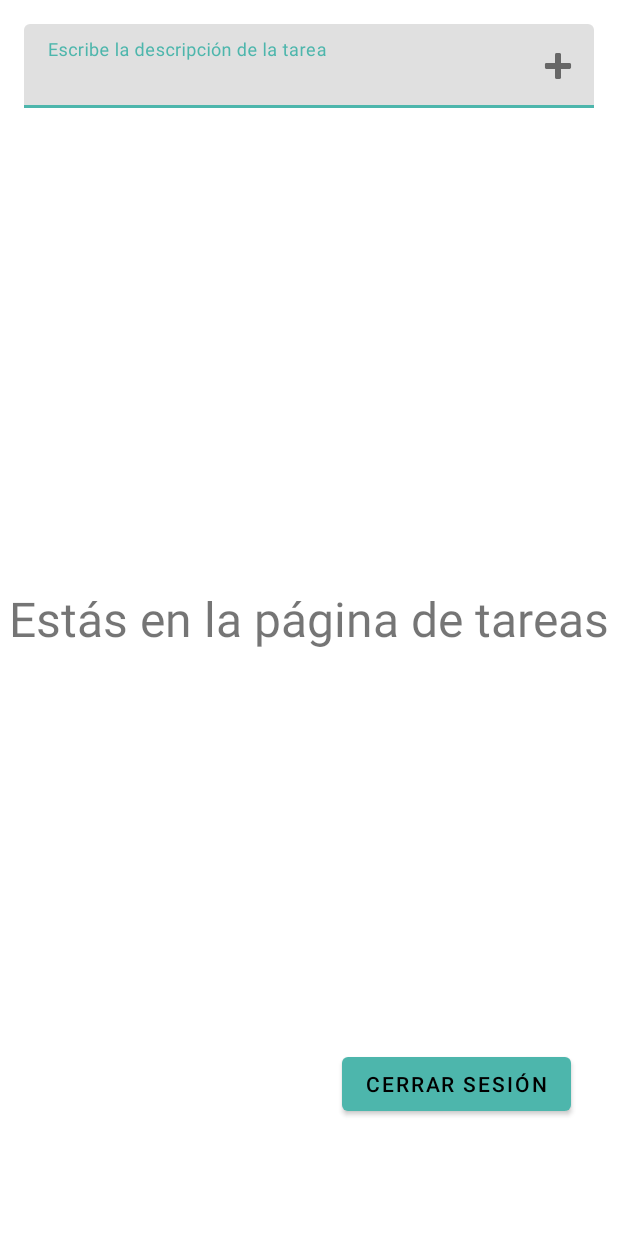
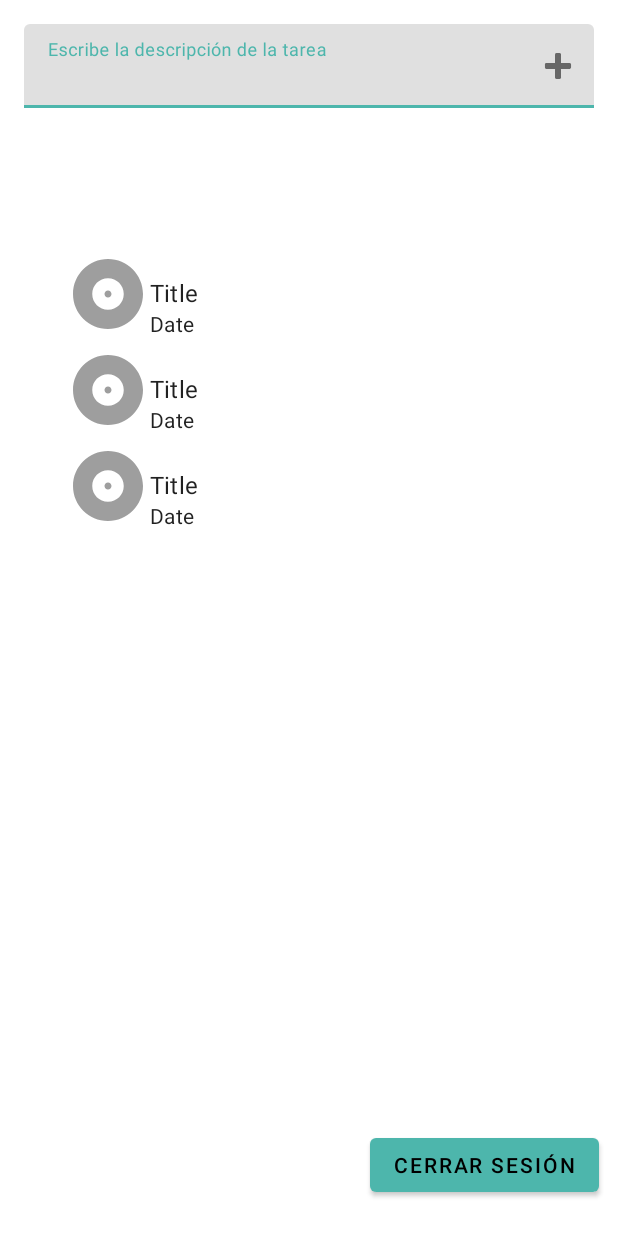
Before and after one commit to IsaMaru98/TaskListApp, an Android app: the layout activity_tasks.xml on its own in the app's theme, with its tools: preview values and no code run, on a phone screen of 412 x 824 dp. Run offline under Robolectric (Android 15) with nearby library versions, the phone set to English and light mode, and no system bars.

Commit message:
Recycler view, basic app done

```diff
--- /dev/null
+++ b/app/src/main/java/com/isamaru/tasklist/TaskState.java
@@ -0,0 +1,6 @@
+package com.isamaru.tasklist;
+
+public enum TaskState {
+    PENDING,
+    DONE
+}
--- /dev/null
+++ b/app/src/main/res/drawable/ic_album.xml
@@ -0,0 +1,10 @@
+<vector xmlns:android="http://schemas.android.com/apk/res/android"
+    android:width="36dp"
+    android:height="36dp"
+    android:tint="?attr/colorControlNormal"
+    android:viewportWidth="24"
+    android:viewportHeight="24">
+    <path
+        android:fillColor="@android:color/white"
+        android:pathData="M12,2C6.48,2 2,6.48 2,12s4.48,10 10,10 10,-4.48 10,-10S17.52,2 12,2zM12,16.5c-2.49,0 -4.5,-2.01 -4.5,-4.5S9.51,7.5 12,7.5s4.5,2.01 4.5,4.5 -2.01,4.5 -4.5,4.5zM12,11c-0.55,0 -1,0.45 -1,1s0.45,1 1,1 1,-0.45 1,-1 -0.45,-1 -1,-1z" />
+</vector>
--- a/app/src/main/res/layout/activity_tasks.xml
+++ b/app/src/main/res/layout/activity_tasks.xml
@@ -4,7 +4,7 @@
     xmlns:tools="http://schemas.android.com/tools"
     android:layout_width="match_parent"
     android:layout_height="match_parent"
-    tools:context=".TasksActivity">
+    tools:context=".LoginActivity">
 
     <com.google.android.material.textfield.TextInputLayout
         android:id="@+id/til_new_task"
@@ -29,16 +29,19 @@
 
     </com.google.android.material.textfield.TextInputLayout>
 
-    <TextView
-        android:id="@+id/textView"
-        android:layout_width="wrap_content"
-        android:layout_height="wrap_content"
-        android:text="Estás en la página de tareas"
-        android:textSize="32sp"
+    <androidx.recyclerview.widget.RecyclerView
+        android:id="@+id/rv_tasks"
+        android:layout_width="324dp"
+        android:layout_height="520dp"
+        android:layout_margin="16dp"
+        android:scrollbars="vertical"
         app:layout_constraintBottom_toBottomOf="parent"
         app:layout_constraintEnd_toEndOf="parent"
+        app:layout_constraintHorizontal_bias="0.5"
         app:layout_constraintStart_toStartOf="parent"
-        app:layout_constraintTop_toTopOf="parent" />
+        app:layout_constraintTop_toBottomOf="@id/til_new_task"
+        app:layout_constraintVertical_bias="0.4"
+        tools:listitem="@layout/item_task" />
 
     <Button
         android:id="@+id/btnLogOut"
@@ -46,21 +49,9 @@
         android:layout_height="wrap_content"
         android:text="@string/LogOut_text"
         app:layout_constraintBottom_toBottomOf="parent"
-        app:layout_constraintEnd_toEndOf="@+id/textView"
-        app:layout_constraintHorizontal_bias="0.9"
+        app:layout_constraintEnd_toEndOf="parent"
+        app:layout_constraintHorizontal_bias="0.95"
         app:layout_constraintStart_toStartOf="parent"
         app:layout_constraintTop_toTopOf="parent"
-        app:layout_constraintVertical_bias="0.9" />
-    <!--
-        <androidx.recyclerview.widget.RecyclerView
-            android:id="@+id/rv_tasks"
-            android:layout_width="match_parent"
-            android:layout_height="0dp"
-            android:layout_margin="16dp"
-            android:scrollbars="vertical"
-            app:layout_constraintBottom_toBottomOf="parent"
-            app:layout_constraintEnd_toEndOf="parent"
-            app:layout_constraintStart_toStartOf="parent"
-            app:layout_constraintTop_toBottomOf="@id/til_new_task"
-            tools:listitem="@layout/item_task" />*-->
+        app:layout_constraintVertical_bias="0.97" />
 </androidx.constraintlayout.widget.ConstraintLayout>
--- /dev/null
+++ b/app/src/main/res/layout/item_task.xml
@@ -0,0 +1,42 @@
+<?xml version="1.0" encoding="utf-8"?>
+<RelativeLayout xmlns:android="http://schemas.android.com/apk/res/android"
+    xmlns:app="http://schemas.android.com/apk/res-auto"
+    xmlns:tools="http://schemas.android.com/tools"
+    android:layout_width="match_parent"
+    android:layout_height="wrap_content"
+    android:background="?attr/selectableItemBackground"
+    android:clickable="true"
+    android:focusable="true"
+    android:minHeight="64dp">
+
+    <ImageView
+        android:id="@+id/iv_icon"
+        android:layout_width="56dp"
+        android:layout_height="56dp"
+        android:contentDescription="TODO"
+        android:src="@drawable/ic_album"
+        app:tint="@color/material_on_background_disabled"
+        tools:ignore="ImageContrastCheck" />
+
+    <TextView
+        android:id="@+id/tv_description"
+        android:layout_width="match_parent"
+        android:layout_height="wrap_content"
+        android:layout_toEndOf="@id/iv_icon"
+        android:maxLines="1"
+        android:paddingTop="16dp"
+        android:textAppearance="?attr/textAppearanceSubtitle1"
+        tools:text="Title" />
+
+    <TextView
+        android:id="@+id/tv_date"
+        android:layout_width="match_parent"
+        android:layout_height="wrap_content"
+        android:layout_below="@id/tv_description"
+        android:layout_gravity="center_vertical"
+        android:layout_toEndOf="@id/iv_icon"
+        android:maxLines="2"
+        android:textAppearance="?attr/textAppearanceBody2"
+        tools:text="Date" />
+
+</RelativeLayout>
```
Also changed, not shown: app/src/main/java/com/isamaru/tasklist/TaskAdapter.java (added, +66 -0 lines), app/src/main/java/com/isamaru/tasklist/TaskItem.java (added, +29 -0 lines), app/src/main/java/com/isamaru/tasklist/TasksActivity.java (+27 -0 lines).
